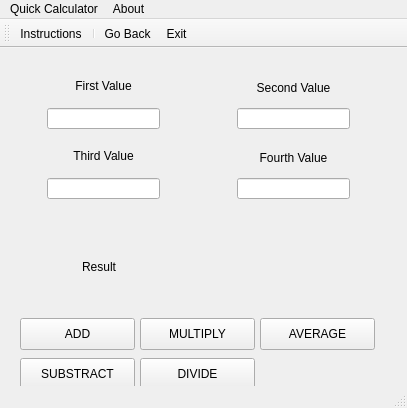
First picture: the form in Examen/simplecalculator.ui, repository fvillalobos14/ExamenProgra3, before the edit.
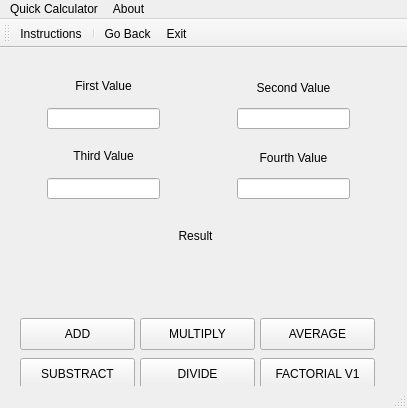
Second picture: the form after the edit.

```diff
--- a/Examen/simplecalculator.ui
+++ b/Examen/simplecalculator.ui
@@ -69,22 +69,28 @@
    <widget class="QLabel" name="label_3">
     <property name="geometry">
      <rect>
-      <x>82</x>
-      <y>211</y>
-      <width>59</width>
+      <x>140</x>
+      <y>180</y>
+      <width>111</width>
       <height>16</height>
      </rect>
     </property>
     <property name="text">
      <string>Result</string>
     </property>
+    <property name="alignment">
+     <set>Qt::AlignCenter</set>
+    </property>
+    <property name="wordWrap">
+     <bool>false</bool>
+    </property>
    </widget>
    <widget class="QLabel" name="Result">
     <property name="geometry">
      <rect>
       <x>140</x>
       <y>210</y>
-      <width>181</width>
+      <width>111</width>
       <height>21</height>
      </rect>
     </property>
@@ -215,6 +221,22 @@
      </rect>
     </property>
    </widget>
+   <widget class="QPushButton" name="AverageButton_2">
+    <property name="enabled">
+     <bool>true</bool>
+    </property>
+    <property name="geometry">
+     <rect>
+      <x>260</x>
+      <y>310</y>
+      <width>115</width>
+      <height>32</height>
+     </rect>
+    </property>
+    <property name="text">
+     <string>FACTORIAL V1</string>
+    </property>
+   </widget>
   </widget>
   <widget class="QMenuBar" name="menubar">
    <property name="geometry">
```
